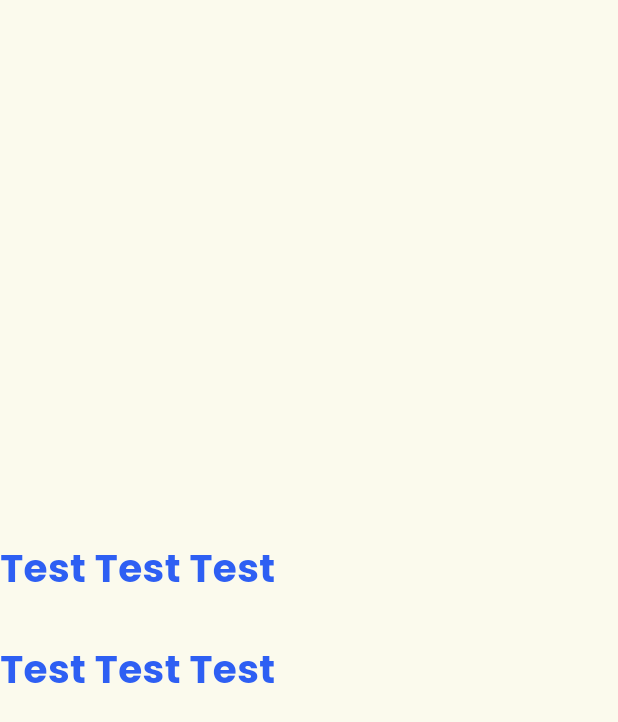
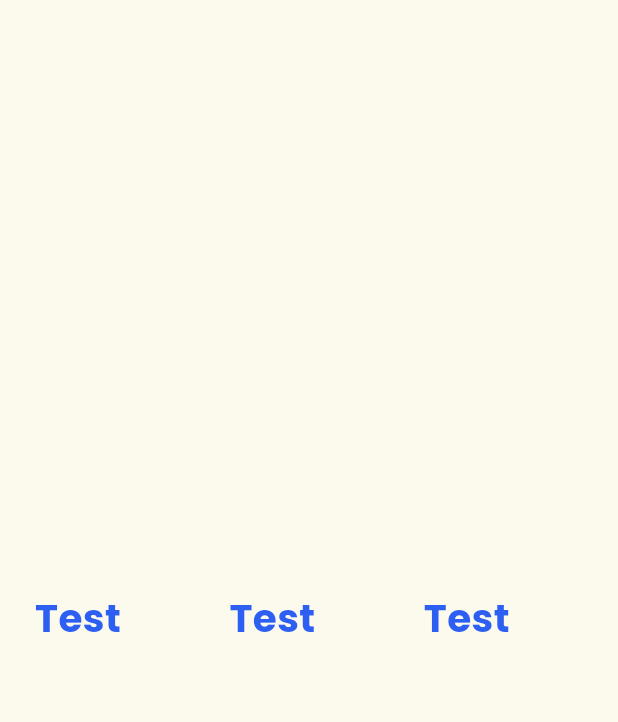
Before and after one commit to JesbinGit/Productivity-App-with-Flutter, a Flutter app: the screen it shows after launch, on a phone screen of 412 x 824 dp. Shown: the top 722 px of the screen. Run offline on Flutter 3.47's test engine with Material 3 defaults, Android fonts, the phone set to English and light mode, and no system bars; our stand-ins replace flutter_screenutil, google_fonts, hooks_riverpod.

Commit message:
height and width space

```diff
--- a/lib/features/onboarding/pages/onboarding.dart
+++ b/lib/features/onboarding/pages/onboarding.dart
@@ -5,6 +5,10 @@ class OnBoarding extends StatelessWidget {
 
   @override
   Widget build(BuildContext context) {
-    return Container();
+    return Scaffold(
+      body: Stack(
+        children: [PageView()],
+      ),
+    );
   }
 }
--- a/lib/features/todo/pages/homepage.dart
+++ b/lib/features/todo/pages/homepage.dart
@@ -2,6 +2,8 @@ import 'package:first/common/utils/constants.dart';
 import 'package:first/common/widgets/appstyle.dart';
 import 'package:first/common/widgets/hieght_spacer.dart';
 import 'package:first/common/widgets/reusable_text.dart';
+import 'package:first/common/widgets/width_spacer.dart';
+import 'package:flutter/gestures.dart';
 import 'package:flutter/material.dart';
 
 class HomePage extends StatefulWidget {
@@ -15,15 +17,31 @@ class _HomePageState extends State<HomePage> {
   @override
   Widget build(BuildContext context) {
     return Scaffold(
-      body: Column(mainAxisAlignment: MainAxisAlignment.center, children: [
-        ReusableText(
-            text: "Test Test Test",
-            style: appstyle(26, AppConst.kBlueLight, FontWeight.bold)),
-        const HeightSpacer(hieght: 30),
-        ReusableText(
-            text: "Test Test Test",
-            style: appstyle(26, AppConst.kBlueLight, FontWeight.bold)),
-      ]),
+      body: Center(
+        child: Row(
+            mainAxisAlignment: MainAxisAlignment.spaceEvenly,
+            crossAxisAlignment: CrossAxisAlignment.center,
+            children: [
+              ReusableText(
+                  text: "Test ",
+                  style: appstyle(26, AppConst.kBlueLight, FontWeight.bold)),
+              WidthSpacer(
+                wydth: 20,
+              ),
+              ReusableText(
+                  text: "Test ",
+                  style: appstyle(26, AppConst.kBlueLight, FontWeight.bold)),
+              WidthSpacer(
+                wydth: 20,
+              ),
+              ReusableText(
+                  text: "Test ",
+                  style: appstyle(26, AppConst.kBlueLight, FontWeight.bold)),
+              WidthSpacer(
+                wydth: 20,
+              ),
+            ]),
+      ),
     );
   }
 }
```
Also changed, not shown: lib/common/widgets/width_spacer.dart (added, +15 -0 lines).
